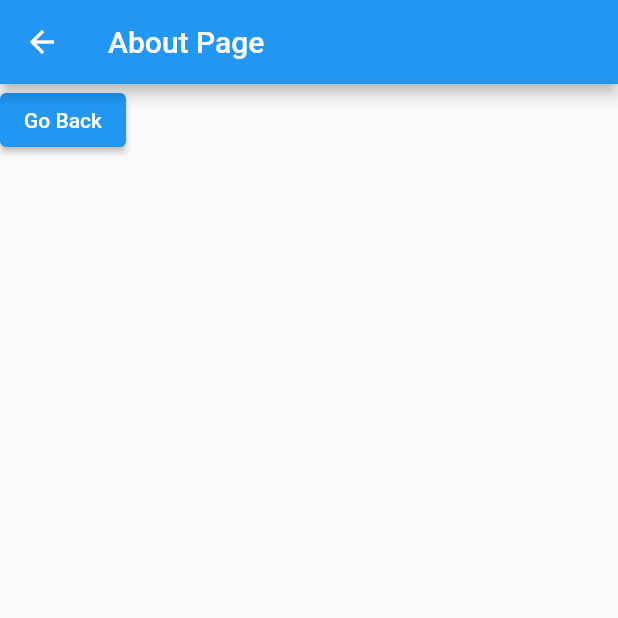
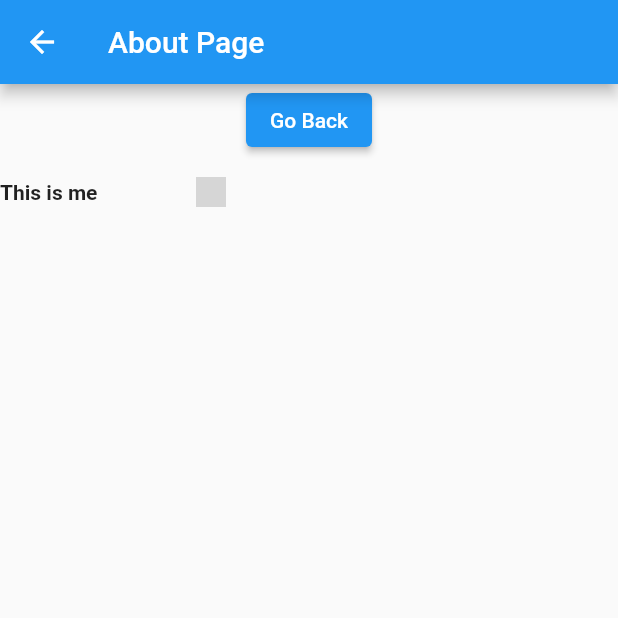
Before and after one commit to JAVABAUM/flutter_weatherapp, a Flutter app: the about screen opened directly, on a phone screen of 412 x 824 dp, the top half of it. Run offline on Flutter 3.47's test engine with Material 2 defaults, Android fonts, the phone set to English and light mode, and no system bars; grey boxes are pictures that could not be loaded.

Commit message:
Update about.dart

```diff
--- a/flutter_app/lib/screens/about.dart
+++ b/flutter_app/lib/screens/about.dart
@@ -1,5 +1,6 @@
 import 'package:flutter/material.dart';
 import 'package:flutter_app/screens/weatherapp.dart';
+import 'package:url_launcher/url_launcher.dart';
 
 class about extends StatelessWidget {
   const about({Key? key}) : super(key: key);
@@ -10,9 +11,8 @@ class about extends StatelessWidget {
       appBar: AppBar(
         title: const Text("About Page"),
       ),
-      body: Container(
-        child: Stack(
-          children: [
+      body: Column(
+        children: <Widget>[
           ElevatedButton(
             onPressed: () {
               Navigator.push(
@@ -20,11 +20,39 @@ class about extends StatelessWidget {
                 MaterialPageRoute(builder: (context) => WeatherApp()),
               );
             },
-              child: Text("Go Back"),
+            child: const Text("Go Back"),
+          ),
+          Row(
+            children: <Widget>[
+              const Text(
+                'This is me',
+                style: TextStyle(fontWeight: FontWeight.bold),
+              ),
+              SizedBox(width: 50),
+              FlatButton(
+                onPressed: () {
+                  _launchURL();
+                },
+                minWidth: 20,
+                child: Image.asset(
+                  'assets/images/instagram.png',
+                  height: 20,
+                  width: 20,
+                ),
               ),
             ],
           ),
+        ],
       ),
     );
   }
 }
+
+_launchURL() async {
+  const url = 'https://instagram.com/d9geri';
+  if (await canLaunch(url)) {
+    await launch(url);
+  } else {
+    throw 'Could not launch $url';
+  }
+}
```
Lines whose indentation alone changed are shown as unchanged.
